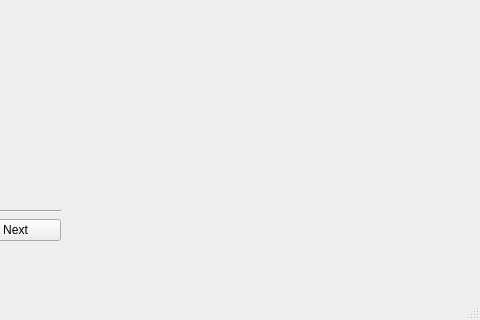
Old version of the form main_window.ui in the repository bawoodworth/proj741; both pictures show x 720 to 1200 and y 580 to 900 of the 1200 by 900 pixel window.
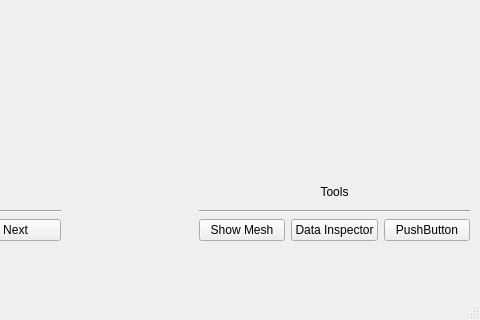
New version of the form.

Commit message: add data inspector tool

Diff of the .ui file:
```diff
--- a/main_window.ui
+++ b/main_window.ui
@@ -153,6 +153,60 @@
      <string>Show Axes</string>
     </property>
    </widget>
+   <widget class="QWidget" name="verticalLayoutWidget_4">
+    <property name="geometry">
+     <rect>
+      <x>919</x>
+      <y>760</y>
+      <width>271</width>
+      <height>61</height>
+     </rect>
+    </property>
+    <layout class="QVBoxLayout" name="verticalLayout_2">
+     <item>
+      <widget class="QLabel" name="label_3">
+       <property name="text">
+        <string>Tools</string>
+       </property>
+       <property name="alignment">
+        <set>Qt::AlignCenter</set>
+       </property>
+      </widget>
+     </item>
+     <item>
+      <widget class="Line" name="line_3">
+       <property name="orientation">
+        <enum>Qt::Horizontal</enum>
+       </property>
+      </widget>
+     </item>
+     <item>
+      <layout class="QHBoxLayout" name="horizontalLayout">
+       <item>
+        <widget class="QPushButton" name="mesh_button">
+         <property name="text">
+          <string>Show Mesh</string>
+         </property>
+        </widget>
+       </item>
+       <item>
+        <widget class="QPushButton" name="inspect_button">
+         <property name="text">
+          <string>Data Inspector</string>
+         </property>
+        </widget>
+       </item>
+       <item>
+        <widget class="QPushButton" name="placeholder">
+         <property name="text">
+          <string>PushButton</string>
+         </property>
+        </widget>
+       </item>
+      </layout>
+     </item>
+    </layout>
+   </widget>
   </widget>
   <widget class="QMenuBar" name="menubar">
    <property name="geometry">
```
The commit also changes 1 other file.
